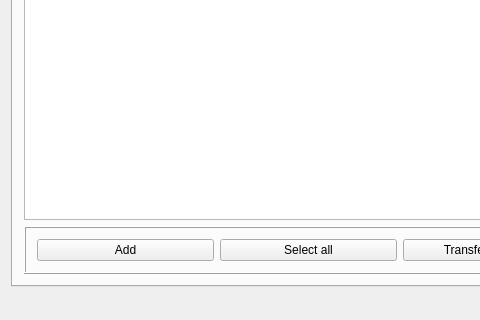
Qt form resources/ui/wiibafu.ui (evertonstz/wiibafu) before a commit; both pictures show x 0 to 480 and y 280 to 600 of the 800 by 600 pixel window.
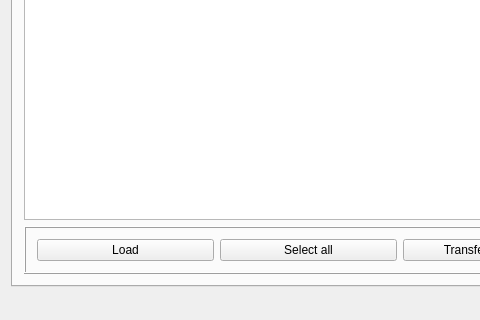
The same form after that commit. Icons and pictures are not drawn.

The edit to the form file:
```diff
--- a/resources/ui/wiibafu.ui
+++ b/resources/ui/wiibafu.ui
@@ -65,7 +65,7 @@
            <item>
             <widget class="QPushButton" name="filesTab_pushButton_Add">
              <property name="text">
-              <string>Add</string>
+              <string>Load</string>
              </property>
             </widget>
            </item>
```
Left out of the diff: 6 changed lines with no effect on the pictures.
